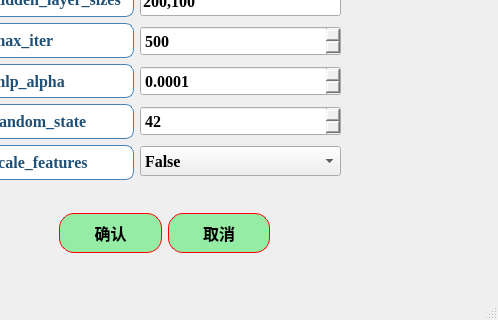
Above: ui/algorithms4_MLP_para.ui from azhongege24/predict_first before the change; both pictures show x 141 to 639 and y 88 to 408 of the 639 by 408 pixel window. Below: the same form after it.
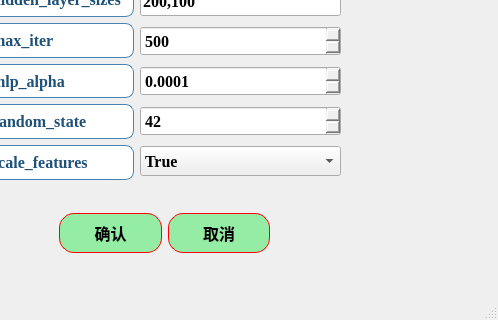
That is the form after the change.

```diff
--- a/ui/algorithms4_MLP_para.ui
+++ b/ui/algorithms4_MLP_para.ui
@@ -375,7 +375,7 @@
          </property>
          <item>
           <property name="text">
-           <string>False</string>
+           <string>True</string>
           </property>
          </item>
          <item>
```
Left out of the diff: 2 changed lines with no effect on the pictures.
